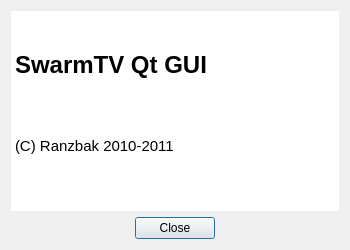
Before: the Qt Designer form trunk/qtswarmtv/helpdialog.ui in annejan/swarmtv, drawn with Qt 5.
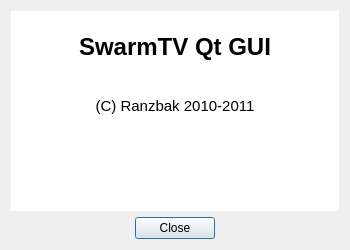
After: the same form once the commit is applied. Icons and pictures are not drawn.

Commit message: Pimped the about

```diff
--- a/trunk/qtswarmtv/helpdialog.ui
+++ b/trunk/qtswarmtv/helpdialog.ui
@@ -54,10 +54,11 @@
 &lt;html&gt;&lt;head&gt;&lt;meta name=&quot;qrichtext&quot; content=&quot;1&quot; /&gt;&lt;style type=&quot;text/css&quot;&gt;
 p, li { white-space: pre-wrap; }
 &lt;/style&gt;&lt;/head&gt;&lt;body style=&quot; font-family:'Ubuntu'; font-size:11pt; font-weight:400; font-style:normal;&quot;&gt;
-&lt;p style=&quot;-qt-paragraph-type:empty; margin-top:0px; margin-bottom:0px; margin-left:0px; margin-right:0px; -qt-block-indent:0; text-indent:0px;&quot;&gt;&lt;/p&gt;
-&lt;p style=&quot; margin-top:18px; margin-bottom:12px; margin-left:0px; margin-right:0px; -qt-block-indent:0; text-indent:0px;&quot;&gt;&lt;span style=&quot; font-size:xx-large; font-weight:600;&quot;&gt;SwarmTV Qt GUI&lt;/span&gt;&lt;/p&gt;
-&lt;p style=&quot;-qt-paragraph-type:empty; margin-top:18px; margin-bottom:12px; margin-left:0px; margin-right:0px; -qt-block-indent:0; text-indent:0px; font-size:xx-large; font-weight:600;&quot;&gt;&lt;/p&gt;
-&lt;p style=&quot; margin-top:12px; margin-bottom:12px; margin-left:0px; margin-right:0px; -qt-block-indent:0; text-indent:0px;&quot;&gt;(C) Ranzbak 2010-2011&lt;/p&gt;&lt;/body&gt;&lt;/html&gt;</string>
+&lt;p align=&quot;center&quot; style=&quot;-qt-paragraph-type:empty; margin-top:0px; margin-bottom:0px; margin-left:0px; margin-right:0px; -qt-block-indent:0; text-indent:0px;&quot;&gt;&lt;/p&gt;
+&lt;p align=&quot;center&quot; style=&quot; margin-top:0px; margin-bottom:0px; margin-left:0px; margin-right:0px; -qt-block-indent:0; text-indent:0px;&quot;&gt;&lt;span style=&quot; font-size:18pt; font-weight:600;&quot;&gt;SwarmTV Qt GUI&lt;/span&gt;&lt;/p&gt;
+&lt;p align=&quot;center&quot; style=&quot; margin-top:0px; margin-bottom:0px; margin-left:0px; margin-right:0px; -qt-block-indent:0; text-indent:0px;&quot;&gt;&lt;img src=&quot;:/swarmtv/mainlogo/resources/swarmtv_logo.png&quot; width=&quot;100&quot; height=&quot;100&quot; /&gt;&lt;/p&gt;
+&lt;p align=&quot;center&quot; style=&quot;-qt-paragraph-type:empty; margin-top:0px; margin-bottom:0px; margin-left:0px; margin-right:0px; -qt-block-indent:0; text-indent:0px;&quot;&gt;&lt;/p&gt;
+&lt;p align=&quot;center&quot; style=&quot; margin-top:0px; margin-bottom:0px; margin-left:0px; margin-right:0px; -qt-block-indent:0; text-indent:0px;&quot;&gt;(C) Ranzbak 2010-2011&lt;/p&gt;&lt;/body&gt;&lt;/html&gt;</string>
        </property>
        <property name="textInteractionFlags">
         <set>Qt::NoTextInteraction</set>
```
